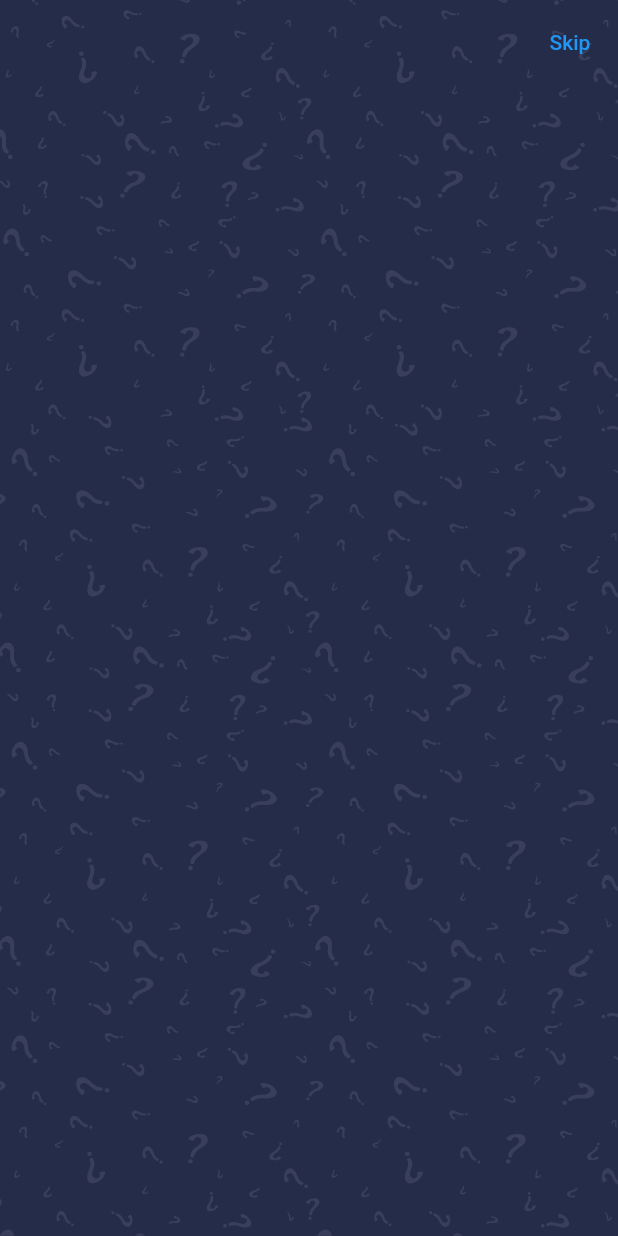
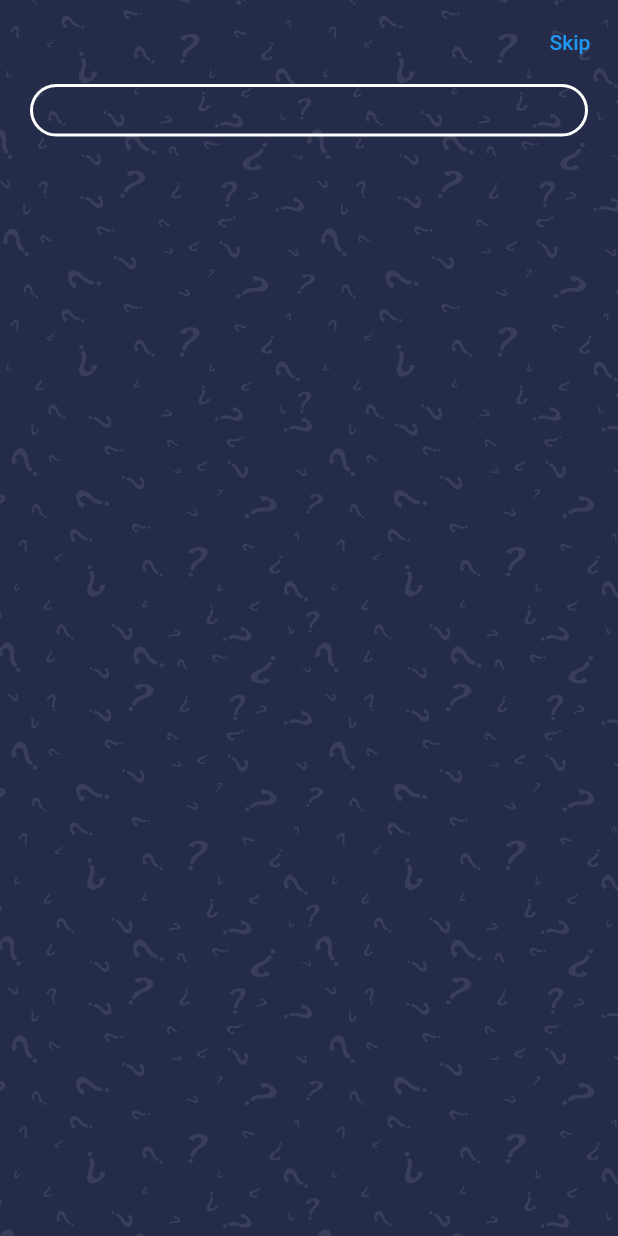
Before and after one commit to nazmulkhanliton/Flutter-Quiz-App, a Flutter app: the screen it shows after launch, on a phone screen of 412 x 824 dp. Run offline on Flutter 3.47's test engine with Material 2 defaults, Android fonts, the phone set to English and light mode, and no system bars; our stand-ins replace websafe_svg; missing offline and left inert: dart:ffi.

Commit message:
quiz app

```diff
--- a/lib/screens/quiz/components/body.dart
+++ b/lib/screens/quiz/components/body.dart
@@ -1,5 +1,7 @@
 import 'package:flutter/material.dart';
 import 'package:websafe_svg/websafe_svg.dart';
+
+import '../../../constants.dart';
 
 class Body extends StatelessWidget {
   const Body({
@@ -19,6 +21,19 @@ class Body extends StatelessWidget {
           width: width,
           fit: BoxFit.fill,
         ),
+        SafeArea(
+          child: Padding(
+            padding: const EdgeInsets.symmetric(horizontal: kDefaultPadding),
+            child: Container(
+              width: double.infinity,
+              height: 35,
+              decoration: BoxDecoration(
+                border: Border.all(color: Colors.white, width: 2),
+                borderRadius: BorderRadius.circular(50),
+              ),
+            ),
+          ),
+        ),
       ],
     );
   }
```
Also changed, not shown: 1 other file.
